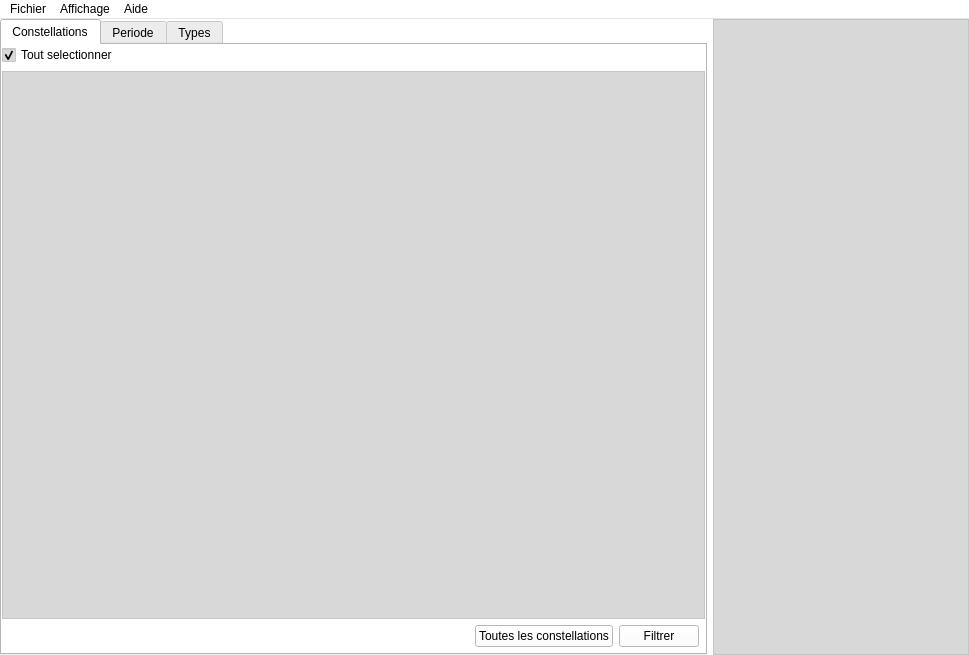
Old version of the form mainwindow.ui in the repository Paracetamol56/Observeur2.
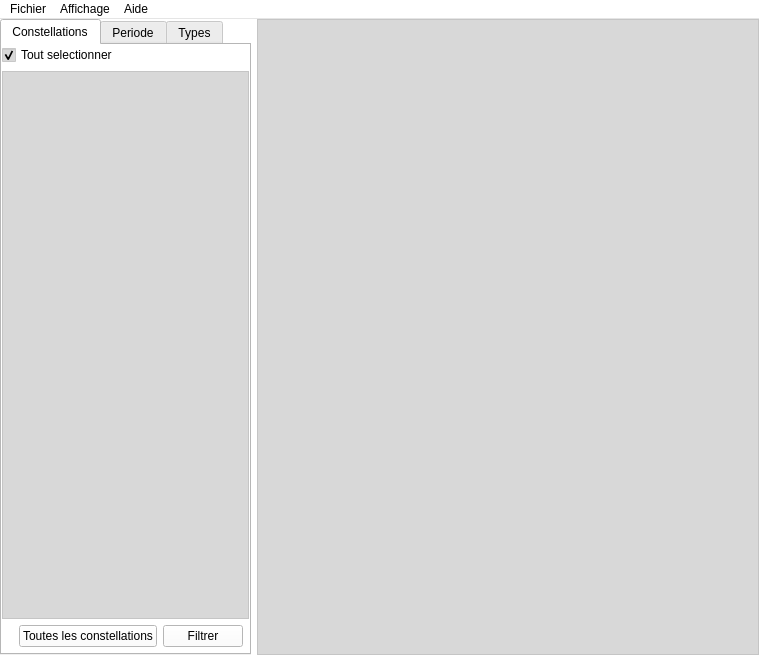
New version of the form. The open tabs and pages were chosen to show the change.

Patch:
```diff
--- a/mainwindow.ui
+++ b/mainwindow.ui
@@ -6,7 +6,7 @@
    <rect>
     <x>0</x>
     <y>0</y>
-    <width>969</width>
+    <width>759</width>
     <height>655</height>
    </rect>
   </property>
@@ -462,7 +462,7 @@
      <verstretch>1</verstretch>
     </sizepolicy>
    </property>
-   <layout class="QHBoxLayout" name="horizontalLayout_2" stretch="0,0">
+   <layout class="QHBoxLayout" name="horizontalLayout_2" stretch="1,2">
     <property name="leftMargin">
      <number>0</number>
     </property>
@@ -663,6 +663,9 @@
         <verstretch>0</verstretch>
        </sizepolicy>
       </property>
+      <property name="sortingEnabled">
+       <bool>true</bool>
+      </property>
      </widget>
     </item>
    </layout>
@@ -672,7 +675,7 @@
     <rect>
      <x>0</x>
      <y>0</y>
-     <width>969</width>
+     <width>759</width>
      <height>20</height>
     </rect>
    </property>
```
Left out of the diff: 2 changed lines with no effect on the pictures.
